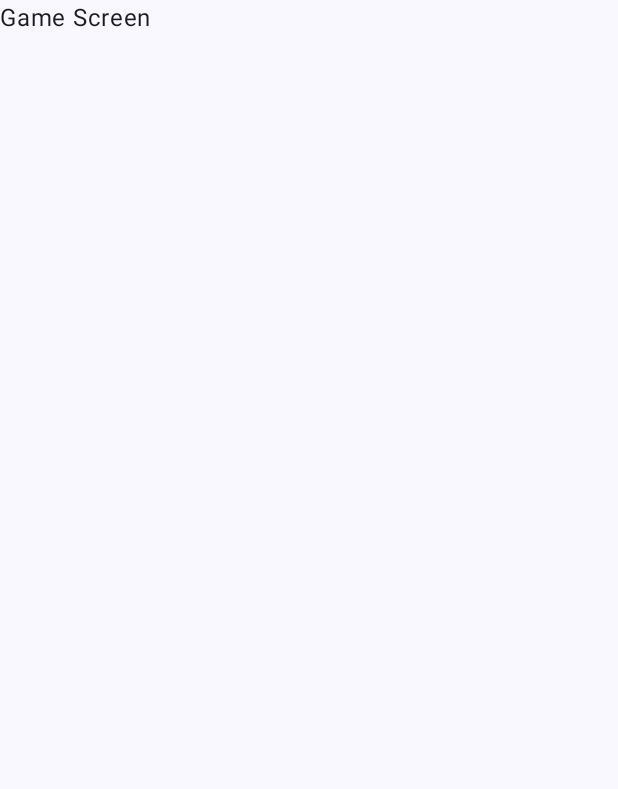
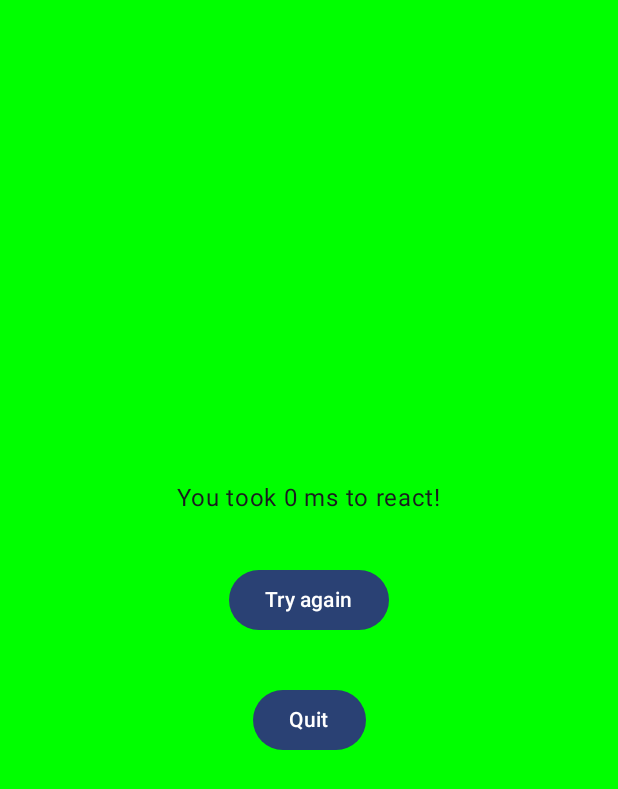
Before and after one commit to fredrikzkl/dadflex, an Android app built with Jetpack Compose: the game_screen screen opened through its navigation route, on a phone screen of 412 x 824 dp. Before the commit the part shown is almost empty. Shown: the top 789 px of the screen. Run offline under Robolectric (Android 15) with nearby library versions, the phone set to English and light mode, and no system bars.

Commit message:
✨ First functioning version of the game screen

```diff
--- a/app/src/main/java/com/example/dadflex/gamescreen/GameScreen.kt
+++ b/app/src/main/java/com/example/dadflex/gamescreen/GameScreen.kt
@@ -1,21 +1,131 @@
 package com.example.dadflex.gamescreen
 
+import androidx.compose.foundation.background
+import androidx.compose.foundation.clickable
 import androidx.compose.foundation.layout.Arrangement
 import androidx.compose.foundation.layout.Column
+import androidx.compose.foundation.layout.fillMaxSize
+import androidx.compose.foundation.layout.padding
+import androidx.compose.material3.Button
 import androidx.compose.material3.Text
 import androidx.compose.runtime.Composable
+import androidx.compose.runtime.LaunchedEffect
+import androidx.compose.runtime.getValue
+import androidx.compose.runtime.mutableLongStateOf
+import androidx.compose.runtime.mutableStateOf
+import androidx.compose.runtime.remember
+import androidx.compose.runtime.setValue
 import androidx.compose.ui.Alignment
 import androidx.compose.ui.Modifier
+import androidx.compose.ui.tooling.preview.Preview
+import androidx.compose.ui.unit.dp
 import androidx.navigation.NavController
+import androidx.navigation.compose.rememberNavController
+import com.example.dadflex.navigation.Screen
+import com.example.dadflex.ui.theme.DadflexTheme
+import kotlinx.coroutines.delay
 
 
 @Composable
 fun GameScreen(
-    modifier: Modifier
+    modifier: Modifier,
+    navController: NavController
 ){
+    var reactionTimer by remember { mutableStateOf(System.currentTimeMillis()); }
+    var gameState by remember { mutableStateOf(completedState) }
+    var startTimer by remember { mutableStateOf((2..10).random()) }
+
+    var result by remember { mutableLongStateOf(0) }
+
+    LaunchedEffect(startTimer) {
+        delay(startTimer * 1000L)
+
+        if(gameState == failedState) {
+            return@LaunchedEffect;
+        }
+
+        gameState = readyState
+        reactionTimer = System.currentTimeMillis();
+    }
+
+    fun resetGame() {
+        gameState = initialGameState
+        startTimer = (2..10).random()
+    }
+
+    fun getReactionTime(): String {
+        return if (result > 1000) {
+            val seconds = result / 1000
+            val milliseconds = result % 1000
+            "$seconds:$milliseconds"
+        } else {
+            "$result ms"
+        }
+    }
+
+    var gameText = gameState.text ?: ""
+    if (gameState == completedState) {
+        gameText = "You took ${getReactionTime()} to react!"
+    }
+
     Column (
-        modifier = modifier,
+        modifier = modifier
+            .fillMaxSize()
+            .background(gameState.backgroundColor)
+            .clickable {
+                if (gameState == completedState) {
+                    return@clickable
+                }
+
+                if (gameState == readyState) {
+                    gameState = completedState
+                    result = System.currentTimeMillis() - reactionTimer;
+                } else {
+                    gameState = failedState
+                }
+            },
+        verticalArrangement = Arrangement.Center,
+        horizontalAlignment = Alignment.CenterHorizontally
+
     ) {
-        Text(text = "Game Screen")
+
+        Text(
+            modifier = Modifier.padding(16.dp),
+            text = gameText
+        )
+
+        if (gameState == failedState || gameState == completedState) {
+            Button(
+                modifier = Modifier
+                    .padding(16.dp),
+                onClick = {
+                resetGame()
+            }) {
+                Text(text = "Try again")
+            }
+
+            Button(
+                modifier = Modifier
+                    .padding(16.dp),
+                onClick = {
+                    navController.navigate(Screen.MenuScreen.route)
+                }) {
+                Text(text = "Quit")
+            }
+        }
     }
 }
+
+
+
+
+@Preview(showBackground = true)
+@Composable
+fun GameScreenPreview() {
+    DadflexTheme {
+        GameScreen(
+            navController = rememberNavController(),
+            modifier = Modifier,
+        )
+    }
+}
--- /dev/null
+++ b/app/src/main/java/com/example/dadflex/gamescreen/GameState.kt
@@ -0,0 +1,27 @@
+package com.example.dadflex.gamescreen
+
+import androidx.compose.ui.graphics.Color
+
+data class GameState (
+    val backgroundColor: Color = Color.Gray,
+    val text : String? = ""
+)
+
+val initialGameState = GameState(
+    backgroundColor = Color.Yellow,
+    text = "Wait..."
+)
+
+val readyState = GameState(
+    backgroundColor = Color.Green,
+    text = "Click now!"
+)
+
+val completedState = GameState(
+    backgroundColor = Color.Green,
+)
+
+val failedState = GameState(
+    backgroundColor = Color.Red,
+    text = "You clicked too early!"
+)
--- a/app/src/main/java/com/example/dadflex/menuscreen/MenuScreen.kt
+++ b/app/src/main/java/com/example/dadflex/menuscreen/MenuScreen.kt
@@ -22,7 +22,6 @@ import androidx.compose.ui.unit.dp
 import androidx.compose.ui.unit.sp
 import androidx.navigation.NavController
 import androidx.navigation.compose.rememberNavController
-import com.example.dadflex.navigation.Navigation
 import com.example.dadflex.navigation.Screen
 import com.example.dadflex.ui.theme.DadflexTheme
 
--- a/app/src/main/java/com/example/dadflex/navigation/Navigation.kt
+++ b/app/src/main/java/com/example/dadflex/navigation/Navigation.kt
@@ -19,12 +19,13 @@ fun Navigation(
     ) {
         composable(Screen.MenuScreen.route) {
             MenuScreen(
-                modifier = modifier,
-                navController = navController
+                navController = navController,
+                modifier = modifier
             )
         }
         composable(Screen.GameScreen.route) {
             GameScreen(
+                navController = navController,
                 modifier = modifier
             )
         }
```
